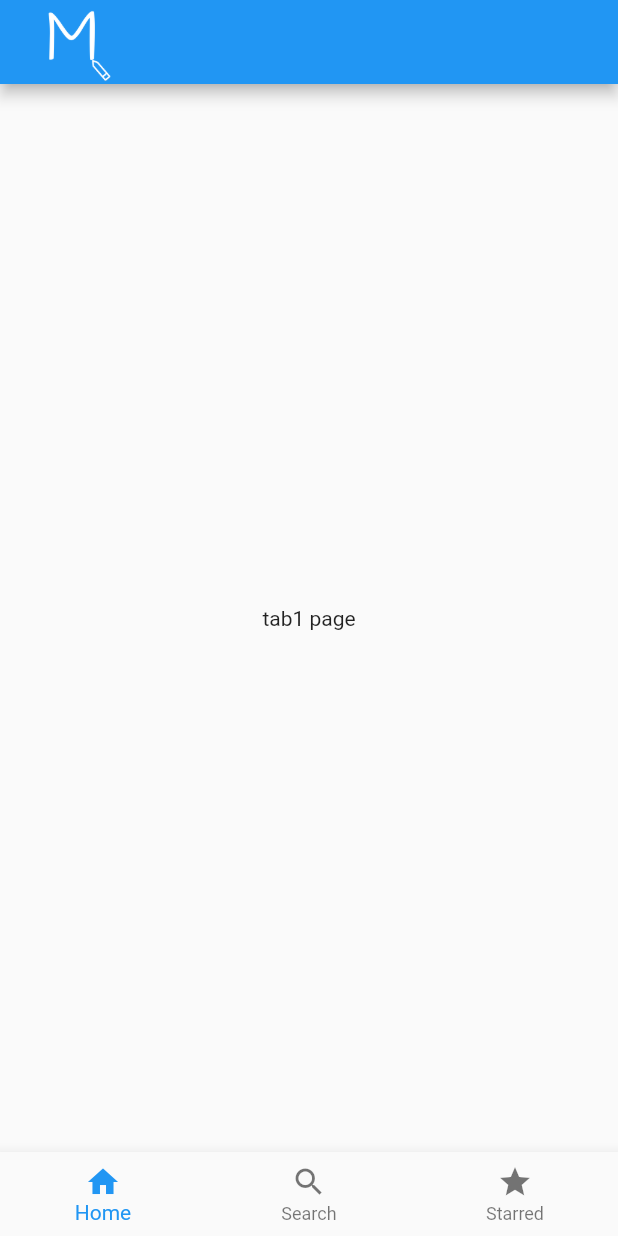
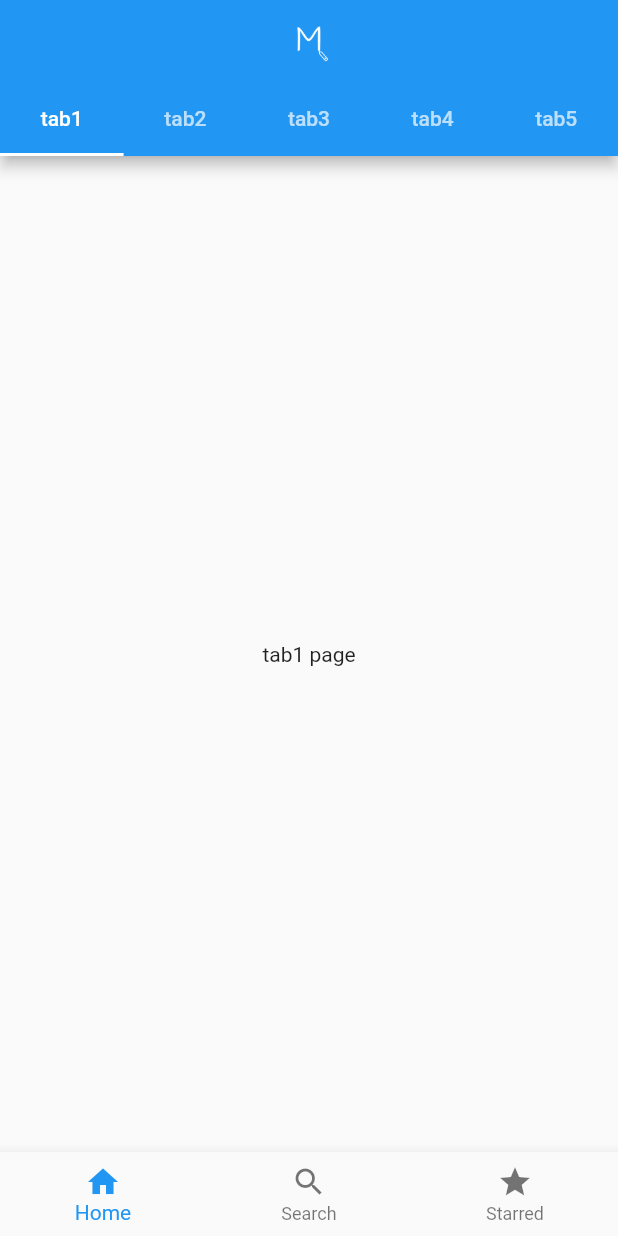
Before and after one commit to edward-jo/mono_story, a Flutter app: the screen it shows after launch, on a phone screen of 412 x 824 dp. Run offline on Flutter 3.47's test engine with Material 2 defaults, Android fonts, the phone set to English and light mode, and no system bars; drawn by our look-alikes of flutter_platform_widgets.

Commit message:
Add constants.dart

```diff
--- /dev/null
+++ b/lib/constants.dart
@@ -0,0 +1,2 @@
+const String homeScreenTitleImgM = 'assets/images/appbar_title_white.png';
+const String homeScreenTitleImgC = 'assets/images/appbar_title_blue.png';
--- a/lib/ui/views/main/home/home_screen.dart
+++ b/lib/ui/views/main/home/home_screen.dart
@@ -2,6 +2,7 @@ import 'package:flutter/cupertino.dart';
 import 'package:flutter/material.dart';
 import 'package:flutter/widgets.dart';
 import 'package:flutter_platform_widgets/flutter_platform_widgets.dart';
+import 'package:mono_story/constants.dart';
 
 class HomeScreen extends StatefulWidget {
   const HomeScreen({Key? key}) : super(key: key);
@@ -41,11 +42,7 @@ class _HomeScreenCupertinoState extends State<HomeScreenCupertino> {
   Widget build(BuildContext context) {
     return CupertinoPageScaffold(
       navigationBar: CupertinoNavigationBar(
-        middle: Image.asset(
-          'assets/images/appbar_title_blue.png',
-          width: 64,
-          height: 64,
-        ),
+        middle: Image.asset(homeScreenTitleImgC, width: 64, height: 64),
       ),
       child: SafeArea(
         child: Stack(
@@ -84,13 +81,16 @@ class _HomeScreenMaterialState extends State<HomeScreenMaterial> {
       child: Scaffold(
         // APP BAR
         appBar: AppBar(
-          title: Image.asset(
-            'assets/images/appbar_title_white.png',
-            width: 64,
-            height: 64,
-          ),
+          title: Image.asset(homeScreenTitleImgM, width: 32, height: 32),
+          centerTitle: true,
+          bottom: const TabBar(tabs: <Tab>[
+            Tab(child: Text('tab1')),
+            Tab(child: Text('tab2')),
+            Tab(child: Text('tab3')),
+            Tab(child: Text('tab4')),
+            Tab(child: Text('tab5')),
+          ]),
         ),
-        // body: const Center(child: Text('Home Page')),
         body: const SafeArea(
           child: TabBarView(
             children: [
```
